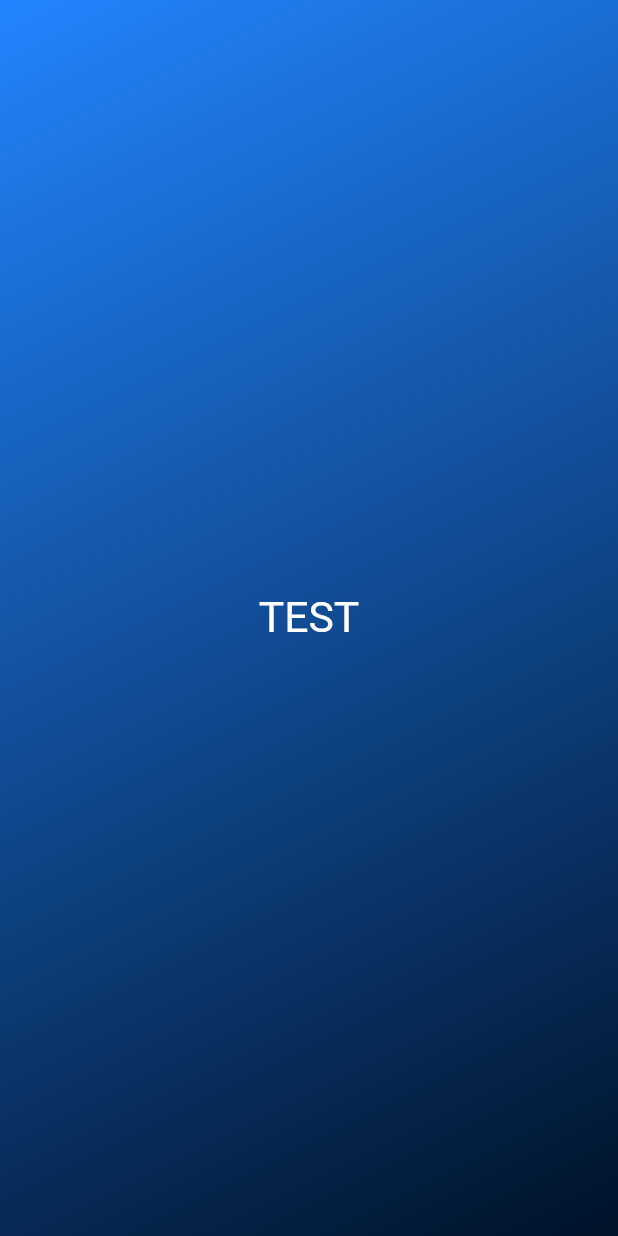
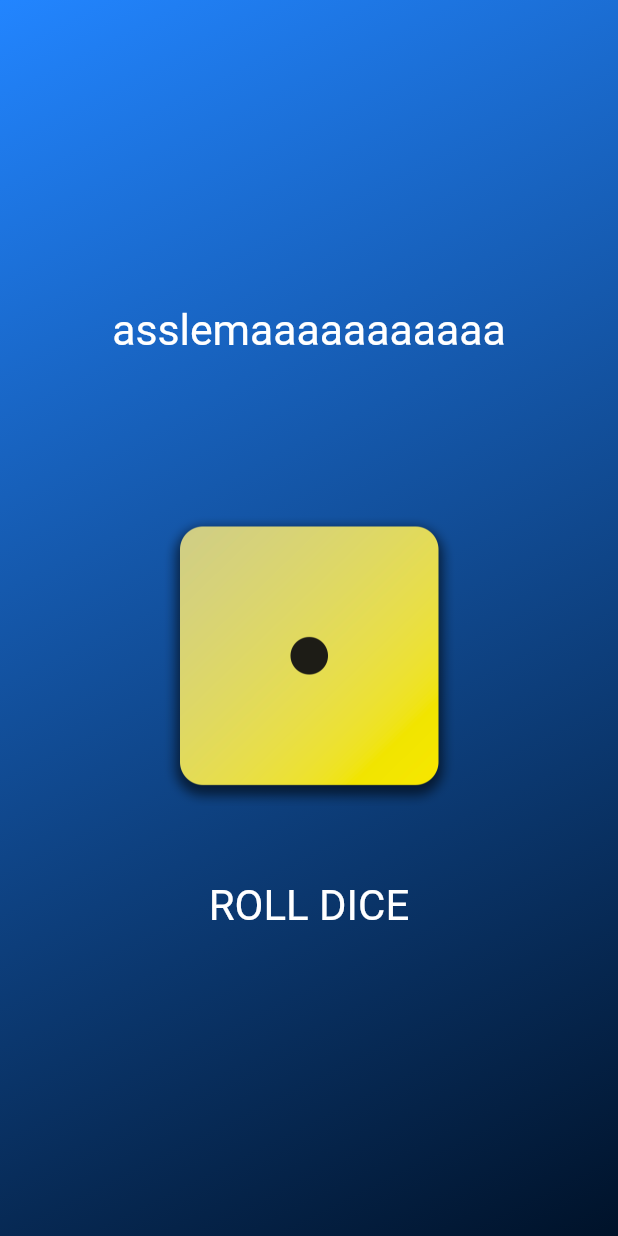
Before and after one commit to Jallouli-Yassine/rollDiceFlutter, a Flutter app: the screen it shows after launch, on a phone screen of 412 x 824 dp. Run offline on Flutter 3.47's test engine with Material 2 defaults, Android fonts, the phone set to English and light mode, and no system bars.

Commit message:
make the the ui of our app

```diff
--- /dev/null
+++ b/lib/custom_widget.dart
@@ -0,0 +1,51 @@
+// ignore_for_file: non_constant_identifier_names
+
+import 'package:flutter/material.dart';
+import 'package:first_app/styled_text.dart';
+
+/*
+  Color.fromARGB(255, 34, 133, 255),
+  Color.fromARGB(255, 0, 18, 41),
+*/
+const startAlignment = Alignment.topLeft;
+const endAlignment = Alignment.bottomRight;
+var text = "asslemaaaaaaaaaaa";
+
+void rollDice() {}
+
+class CustomWidget extends StatelessWidget {
+  // CustomWidget({cKey}):super(key: cKey);
+  /* OR : */ const CustomWidget(this.ListOfcolors, {super.key});
+  final List<Color> ListOfcolors;
+  @override
+  Widget build(context) {
+    return Container(
+      decoration: BoxDecoration(
+        gradient: LinearGradient(
+          colors: ListOfcolors,
+          begin: startAlignment,
+          end: endAlignment,
+        ),
+      ),
+      child: Center(
+          child: Column(mainAxisSize: MainAxisSize.min, children: [
+        CustomStyleText(text), // Your existing CustomStyleText widget
+        const SizedBox(height: 100),
+        Image.asset(
+          'assets/images/dice-1.png',
+          width: 200,
+        ),
+        TextButton(
+          onPressed: rollDice,
+          style: TextButton.styleFrom(
+            padding: const EdgeInsets.only(top: 50),
+            foregroundColor: Colors.white,
+            textStyle:const TextStyle(
+              fontSize: 28,
+            ) ),
+          child:const Text('ROLL DICE'),
+        )
+      ])),
+    );
+  }
+}
--- a/lib/main.dart
+++ b/lib/main.dart
@@ -1,37 +1,17 @@
 import 'package:flutter/material.dart';
+import 'package:first_app/custom_widget.dart';
 
 void main() {
+  const List<Color> colorsList = [
+    Color.fromARGB(255, 34, 133, 255),
+    Color.fromARGB(255, 0, 18, 41)
+  ];
+  //Color.fromARGB(255, 0, 18, 41),
   runApp(
-    MaterialApp(
+    const MaterialApp(
       home: Scaffold(
-        body: GradientContainer(),
+        body: CustomWidget(colorsList), // CustomWidget heya objet ml class eli khademha fl custom_widget.dart
       ),
     ),
   );
 }
-//custom widget
-class GradientContainer extends StatelessWidget{
-
-  @override
-  Widget build(context){
-    return Container(
-          decoration: const BoxDecoration(
-            gradient: LinearGradient(
-              colors: [
-                Color.fromARGB(255, 34, 133, 255),
-                Color.fromARGB(255, 0, 18, 41),
-              ],
-              begin: Alignment.topLeft,
-              end: Alignment.bottomRight,
-            ),
-          ),
-          child: const Center(
-            child: Text("TEST" ,style: TextStyle(
-              color: Colors.white,
-              fontSize: 28.5,
-            )),
-          ),
-        );
-  }
-
-}
--- /dev/null
+++ b/lib/styled_text.dart
@@ -0,0 +1,18 @@
+import 'package:flutter/material.dart';
+
+class CustomStyleText extends StatelessWidget {
+   //CustomStyleText(nvText,{super.key}):text = nvText;
+   /* OR */  CustomStyleText(this.text,{super.key});
+
+  //attributes :
+  final String text;
+
+  @override
+  Widget build(context) {
+    return  Text(text,
+        style: const TextStyle(
+          color: Colors.white,
+          fontSize: 28.5,
+        ));
+  }
+}
```
Also changed, not shown: pubspec.yaml (+7 -3 lines), assets/images/dice-1.png (added), assets/images/dice-2.png (added), assets/images/dice-3.png (added), assets/images/dice-4.png (added), assets/images/dice-5.png (added), assets/images/dice-6.png (added).
